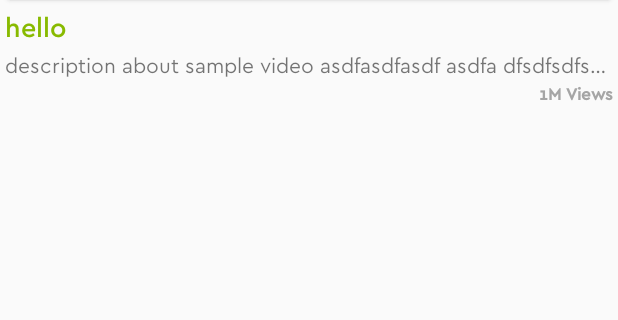
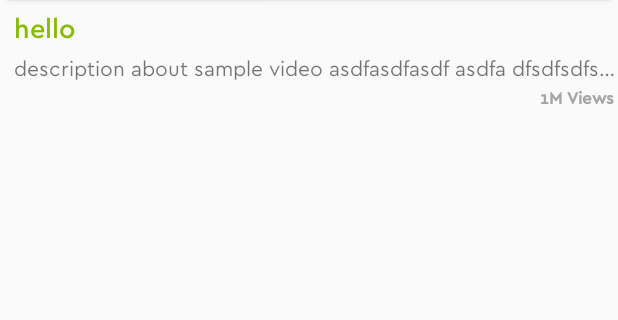
Before and after one commit to nagarajup/FlicBuzzApp, an Android app: the layout list_single_card_new.xml on its own in the app's theme, with its tools: preview values and no code run, on a phone screen of 412 x 824 dp, the part 82-402 px from its top. Run offline under Robolectric (Android 15) with nearby library versions, the phone set to English and light mode, and no system bars.

Commit message:
creatives fixes

```diff
--- a/app/src/main/java/com/aniapps/flicbuzz/player/DownloadTask.java
+++ b/app/src/main/java/com/aniapps/flicbuzz/player/DownloadTask.java
@@ -53,7 +53,7 @@ public class DownloadTask {
         protected void onPreExecute() {
             super.onPreExecute();
             FlickLoading.getInstance().show(context);
-         //  FlickLoading.tv_progress.setVisibility(View.VISIBLE);
+           FlickLoading.tv_progress.setVisibility(View.VISIBLE);
 
             // buttonText.setEnabled(false);
             //  buttonText.setText(R.string.downloadStarted);//Set Button Text when download started
@@ -63,7 +63,7 @@ public class DownloadTask {
         protected void onPostExecute(Void result) {
             try {
                 FlickLoading.getInstance().dismiss(context);
-              // FlickLoading.tv_progress.setVisibility(View.GONE);
+               FlickLoading.tv_progress.setVisibility(View.GONE);
                 if (outputFile != null) {
                     //Toast.makeText(context, "Video Saved Successfully"+outputFile, Toast.LENGTH_SHORT).show();
                   // File videoFile = new File(outputFile);
@@ -72,7 +72,7 @@ public class DownloadTask {
                     videoshare.putExtra(Intent.EXTRA_SUBJECT, "FlickBuzz App");
                     videoshare.putExtra(
                             Intent.EXTRA_TEXT,
-                            "Hi,I would like to share this FlicBuzz application, for more vidoes Please download app from Google Play! \nhttps://play.google.com/store/apps/details?id=$appPackageName"
+                            "Hi,I Sharing FlicBuzz - A Complete Entertainment App download link from Google Play! \nhttp://bit.ly/2vjXlam"
                     );
                     videoshare.setType("*/*");
                     videoshare.addFlags(Intent.FLAG_GRANT_READ_URI_PERMISSION);
--- a/app/src/main/java/com/aniapps/flicbuzz/player/LandingPage.kt
+++ b/app/src/main/java/com/aniapps/flicbuzz/player/LandingPage.kt
@@ -673,7 +673,7 @@ class LandingPage : AppCompatActivity(), View.OnClickListener {
                 sendIntent.putExtra(Intent.EXTRA_SUBJECT, "FlickBuzz")
                 sendIntent.putExtra(
                     Intent.EXTRA_TEXT,
-                    "Hi,I would like to share this FlicBuzz application, Please download from Google Play! \nhttps://play.google.com/store/apps/details?id=$appPackageName"
+                    "Hi,I would like to share this FlicBuzz application, Please download from Google Play! \nhttp://bit.ly/2vjXlam"
                 )
                 sendIntent.type = "text/plain"
                 startActivity(sendIntent)
--- a/app/src/main/res/layout/list_single_card_new.xml
+++ b/app/src/main/res/layout/list_single_card_new.xml
@@ -51,6 +51,8 @@
             android:layout_width="wrap_content"
             android:layout_height="wrap_content"
             android:padding="0dp"
+            android:layout_marginLeft="5sp"
+            android:layout_marginRight="5sp"
             android:background="?android:selectableItemBackground"
             android:orientation="vertical"
             app:layout_constraintEnd_toEndOf="parent"
@@ -60,7 +62,7 @@
         <TextView android:textSize="18sp"
                   android:textColor="@color/colorPrimary"
                   android:ellipsize="end"
-                  android:layout_margin="3sp"
+                  android:layout_margin="4sp"
                   android:id="@+id/tvTitle"
                   android:layout_width="fill_parent"
                   android:layout_height="wrap_content"
@@ -71,7 +73,7 @@
         <TextView android:textSize="14sp"
                   android:ellipsize="end"
                   android:id="@+id/tvDesc"
-                  android:layout_margin="3sp"
+                  android:layout_margin="4sp"
                   android:layout_width="fill_parent"
                   android:fontFamily="@font/cera_gr_regular"
                   android:layout_height="wrap_content"
@@ -83,7 +85,7 @@
                 android:ellipsize="end"
                 android:id="@+id/tvViews"
                 android:textColor="#ffa5a5a5"
-                android:layout_marginRight="3sp"
+                android:layout_marginRight="8sp"
                 android:layout_marginBottom="2sp"
                 android:layout_gravity="left"
                 android:gravity="right"
@@ -92,7 +94,7 @@
                 android:layout_height="wrap_content"
                 android:text="1M Views"
                 android:textStyle="bold"
-                android:maxLines="2"/>
+                android:maxLines="2" android:layout_marginEnd="8sp"/>
     </LinearLayout>
 
 
```
Also changed, not shown: app/src/main/java/com/aniapps/flicbuzz/player/MyPlayer.kt (+13 -5 lines), app/src/main/res/layout/content_main.xml (+13 -2 lines), app/src/main/res/layout/flickprogress.xml (+5 -4 lines), app/src/main/res/layout/myplayer.xml (+5 -7 lines).
